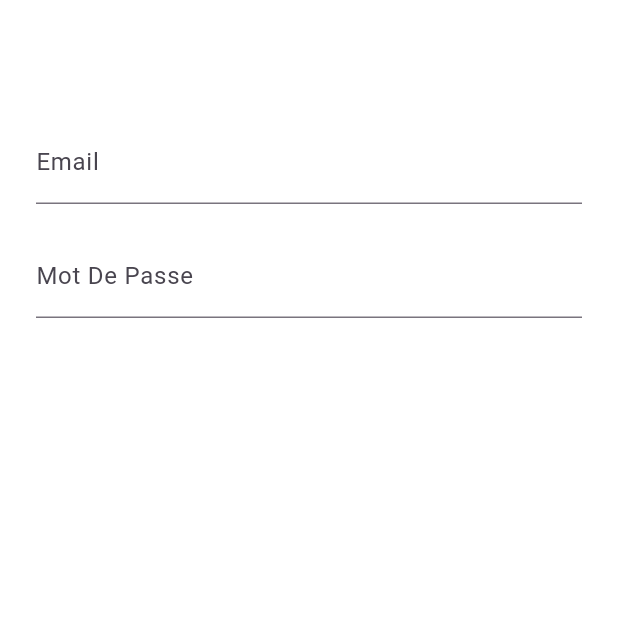
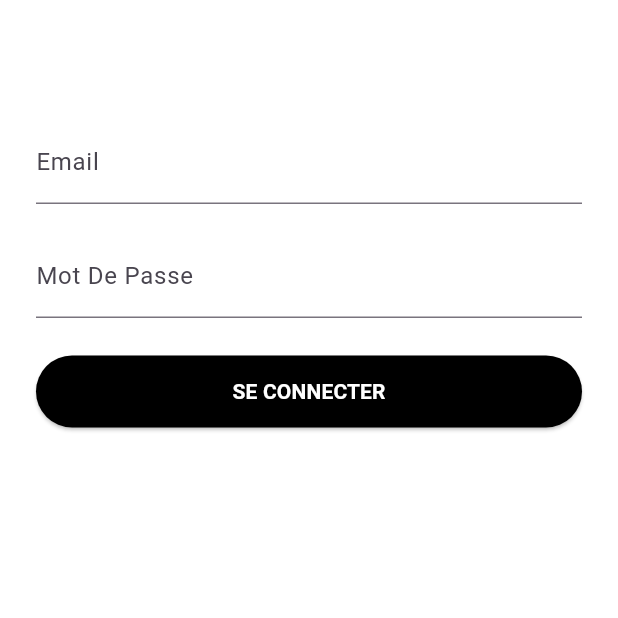
Before and after one commit to FeatFreedy/flutter_app_projet_final, a Flutter app: the PageConnexion screen opened directly, on a phone screen of 412 x 824 dp, the top half of it. Run offline on Flutter 3.47's test engine with Material 3 defaults, Android fonts, the phone set to English and light mode, and no system bars.

Commit message:
Ajout du bouton Se connecter et de la fonction connecter()

```diff
--- a/lib/page_connexion.dart
+++ b/lib/page_connexion.dart
@@ -1,4 +1,6 @@
 import 'package:flutter/material.dart';
+import 'gestion_utilisateurs.dart';
+import 'page_produit.dart';
 
 class PageConnexion extends StatefulWidget {
   const PageConnexion({super.key});
@@ -10,6 +12,22 @@ class PageConnexion extends StatefulWidget {
 class _PageConnexionState extends State<PageConnexion> {
   final emailController = TextEditingController();
   final passwordController = TextEditingController();
+
+  void connecter() {
+    String email = emailController.text.trim();
+    String password = passwordController.text.trim();
+
+    if (GestionUtilisateur.verifierConnexion(email, password)) {
+      Navigator.push(
+        context,
+        MaterialPageRoute(builder: (_) => const PageProduit()),
+      );
+    } else {
+      ScaffoldMessenger.of(context).showSnackBar(
+        const SnackBar(content: Text("Identifiants incorrects")),
+      );
+    }
+  }
 
   @override
   Widget build(BuildContext context) {
@@ -40,6 +58,26 @@ class _PageConnexionState extends State<PageConnexion> {
                 border: UnderlineInputBorder(),
               ),
             ),
+
+            const SizedBox(height: 25),
+
+            SizedBox(
+              width: double.infinity,
+              child: ElevatedButton(
+                onPressed: connecter,
+                style: ElevatedButton.styleFrom(
+                  backgroundColor: Colors.black,
+                  padding: const EdgeInsets.symmetric(vertical: 14),
+                ),
+                child: const Text(
+                  'SE CONNECTER',
+                  style: TextStyle(
+                    color: Colors.white,
+                    fontWeight: FontWeight.bold,
+                  ),
+                ),
+              ),
+            ),
           ],
         ),
       ),
```
